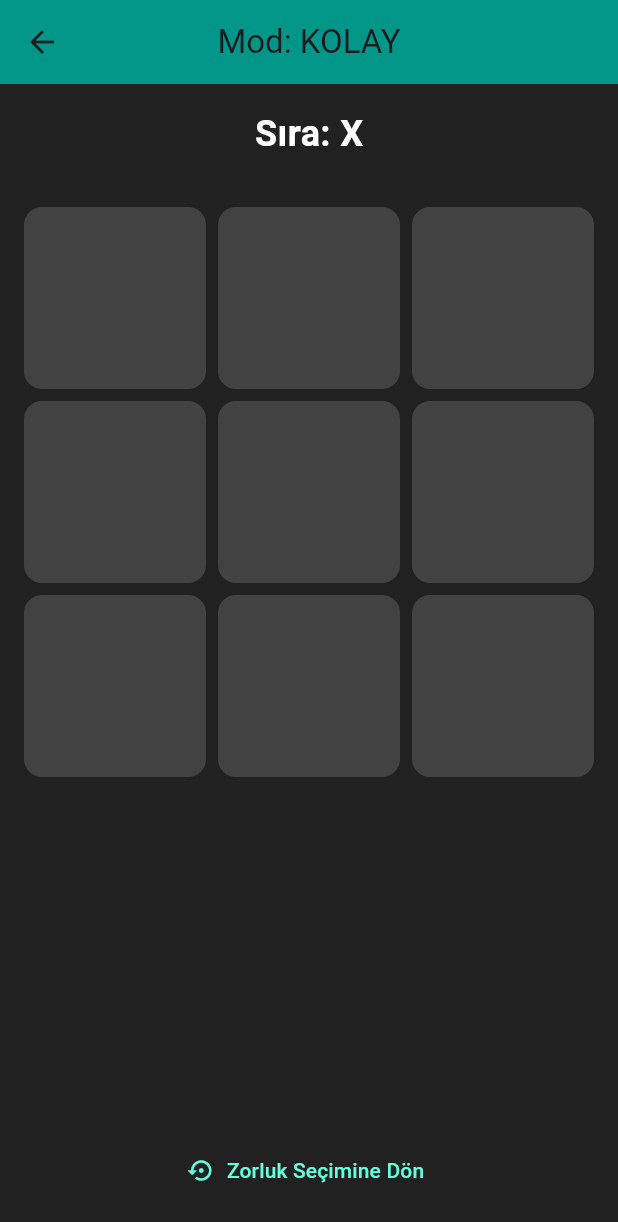
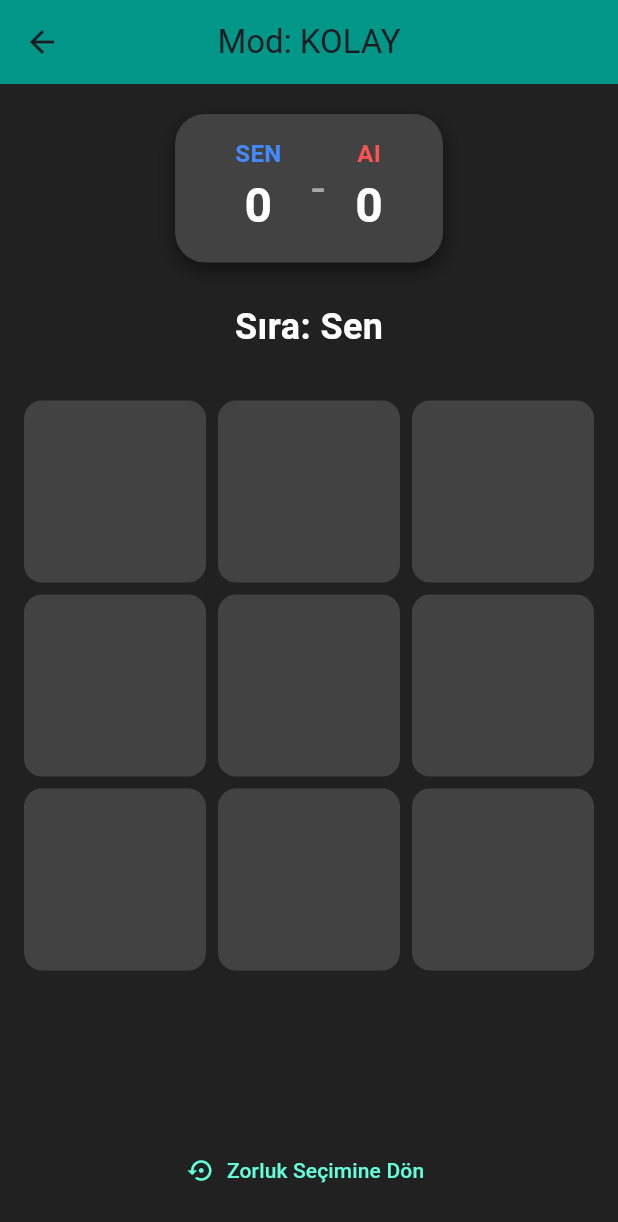
Before and after one commit to YusufAyvaz202/Tech4, a Flutter app: the TicTacToeScreen screen opened directly, after a tap on "KOLAY", on a phone screen of 412 x 824 dp. Shown: the top 1222 px of the screen. Run offline on Flutter 3.47's test engine with Material 3 defaults, Android fonts, the phone set to English and light mode, and no system bars.

Commit message:
animasyonlu hamleler, kalıcı skor tablosu ve ux iyileştirmeleri eklendi
- Hamlelerin tahtaya yerleşimine AnimatedScale ve Curves.bounceOut kullanılarak örtük (implicit) pop-up animasyonu eklendi.
- Oyun bittiğinde kazanan kombinasyonun (yatay, dikey, çapraz) arka planını yeşil yaparak vurgulayan görsel geri bildirim (visual feedback) mekanizması kuruldu.
- Oyun tahtası sıfırlansa dahi oturum boyunca galibiyetleri hafızada tutan kalıcı (persistent) "Sen vs AI" skor tablosu entegre edildi.
- Arayüzdeki dil tutarlılığını sağlamak için sıra göstergesi ve oyun sonu bildirimlerindeki "X/O" ifadeleri "Sen/AI" olarak refactor edildi.
- _showGameOverDialog içerisindeki state çakışmasına neden olan gereksiz if-else blokları temizlenerek kod optimize edildi.

```diff
--- a/lib/xox/xox_screen.dart
+++ b/lib/xox/xox_screen.dart
@@ -19,6 +19,9 @@ class _TicTacToeScreenState extends State<TicTacToeScreen> {
   // YENİ EKLENECEK DEĞİŞKENLER:
   int? selectedErrorRate; // null ise seçim ekranındayız, değer varsa oyun ekranındayız.
   String selectedDifficultyName = ""; // Ekranda hangi modda olduğumuzu yazmak için. // Yapay zeka motorumuzu başlattık
+  List<int> winningLine = [];
+  int playerScore = 0;
+  int aiScore = 0;
 
 void _makeMove(int index) async {
     // 1. KORUMA: Eğer hücre doluysa veya sıra sende değilse (AI düşünüyorsa) tıklamayı yoksay
@@ -93,18 +96,52 @@ void _makeMove(int index) async {
   void _resetGame() {
     setState(() {
       board = List.filled(9, ""); // Tahtayı temizle
-      isPlayerTurn = true;        // Sırayı tekrar oyuncuya (X) ver
+      isPlayerTurn = true;
+      winningLine = [];
     });
+  }
+
+  // Kazanan kombinasyonun indislerini bularak winningLine listesine kaydeder
+  void _setWinningLine() {
+    List<List<int>> winConditions = [
+      [0, 1, 2], [3, 4, 5], [6, 7, 8], // Yatay
+      [0, 3, 6], [1, 4, 7], [2, 5, 8], // Dikey
+      [0, 4, 8], [2, 4, 6]             // Çapraz
+    ];
+
+    for (var condition in winConditions) {
+      String a = board[condition[0]];
+      // Eğer hücre boş değilse ve üçü de aynıysa kazanan çizgiyi bulduk demektir
+      if (a != "" && a == board[condition[1]] && a == board[condition[2]]) {
+        setState(() {
+          winningLine = condition; // Durumu güncelle ve arayüzü tetikle
+        });
+        break;
+      }
+    }
   }
 
   // Kazananı ekranda gösteren diyalog penceresi
 void _showGameOverDialog(String winner) {
     String title = "";
+
+    // Hem skoru artırıyoruz hem de mesajı tek bir yerde belirliyoruz
+    setState(() {
       if (winner == "Draw") {
         title = "Berabere!";
-    } else {
-      title = "$winner Kazandı!";
+      } else if (winner == "X") {
+        title = "Sen Kazandın!";
+        playerScore++;
+      } else if (winner == "O") {
+        title = "AI Kazandı!";
+        aiScore++;
       }
+
+      // Kazanan varsa çizgiyi renklendir
+      if (winner != "Draw") {
+        _setWinningLine();
+      }
+    });
 
     showDialog(
       context: context,
@@ -193,11 +230,49 @@ Widget _buildSelectionScreen() {
     return Column(
       mainAxisAlignment: MainAxisAlignment.center,
       children: [
+        // İŞTE YENİ SKOR TABLOMUZ
+        Container(
+          margin: const EdgeInsets.only(top: 20, bottom: 10),
+          padding: const EdgeInsets.symmetric(horizontal: 40, vertical: 15),
+          decoration: BoxDecoration(
+            color: Colors.grey[800],
+            borderRadius: BorderRadius.circular(20),
+            boxShadow: [
+              BoxShadow(
+                color: Colors.black.withOpacity(0.5),
+                blurRadius: 10,
+                offset: const Offset(0, 5),
+              ),
+            ],
+          ),
+          child: Row(
+            mainAxisSize: MainAxisSize.min,
+            children: [
+              Column(
+                children: [
+                  const Text("SEN", style: TextStyle(color: Colors.blueAccent, fontSize: 16, fontWeight: FontWeight.bold)),
+                  Text("$playerScore", style: const TextStyle(color: Colors.white, fontSize: 32, fontWeight: FontWeight.bold)),
+                ],
+              ),
+              const Padding(
+                padding: EdgeInsets.symmetric(horizontal: 20.0),
+                child: Text("-", style: TextStyle(color: Colors.white54, fontSize: 32)),
+              ),
+              Column(
+                children: [
+                  const Text("AI", style: TextStyle(color: Colors.redAccent, fontSize: 16, fontWeight: FontWeight.bold)),
+                  Text("$aiScore", style: const TextStyle(color: Colors.white, fontSize: 32, fontWeight: FontWeight.bold)),
+                ],
+              ),
+            ],
+          ),
+        ),
+
         // Sıra Göstergesi
         Padding(
           padding: const EdgeInsets.all(16.0),
           child: Text(
-            isPlayerTurn ? "Sıra: X" : "Sıra: AI",
+            isPlayerTurn ? "Sıra: Sen" : "Sıra: AI",
             style: const TextStyle(color: Colors.white, fontSize: 24, fontWeight: FontWeight.bold),
           ),
         ),
@@ -220,16 +295,23 @@ Widget _buildSelectionScreen() {
                   },
                   child: Container(
                     decoration: BoxDecoration(
-                      color: Colors.grey[800],
+                      color: winningLine.contains(index) ? Colors.green[700] : Colors.grey[800],
                       borderRadius: BorderRadius.circular(12),
                     ),
                     child: Center(
+                      child: AnimatedScale(
+                        // DURUM KONTROLÜ: Eğer hücre boşsa boyut 0'dır (görünmez).
+                        // Hamle yapıldığı an otomatik olarak 1 (tam boy) boyutuna animasyonla büyür.
+                        scale: board[index] == "" ? 0.0 : 1.0,
+                        duration: const Duration(milliseconds: 300), // Animasyonun süresi (300 milisaniye)
+                        curve: Curves.bounceOut, // Sıçrama/Esneklik efekti veren eğri
                         child: Text(
-                        board[index], // Koşulları sildik, sadece tahtadaki harfi (X veya O) basacak
+                          board[index],
                           style: TextStyle(
                             color: board[index] == "X" ? Colors.blueAccent : Colors.redAccent,
-                          fontSize: 60, // Soru işaretli koşulu sildik, tüm harfler aynı boy (60) olacak
+                            fontSize: 60,
                             fontWeight: FontWeight.bold,
+                          ),
                         ),
                       ),
                     ),
@@ -247,6 +329,8 @@ child: Text(
             onPressed: () {
               setState(() {
                 selectedErrorRate = null; // null yaparak zorluk seçim ekranına dönüyoruz
+                playerScore = 0;
+                aiScore = 0;
                 _resetGame(); // Oyun tahtasını sıfırlıyoruz
               });
             },
```
Lines whose indentation alone changed are shown as unchanged.
